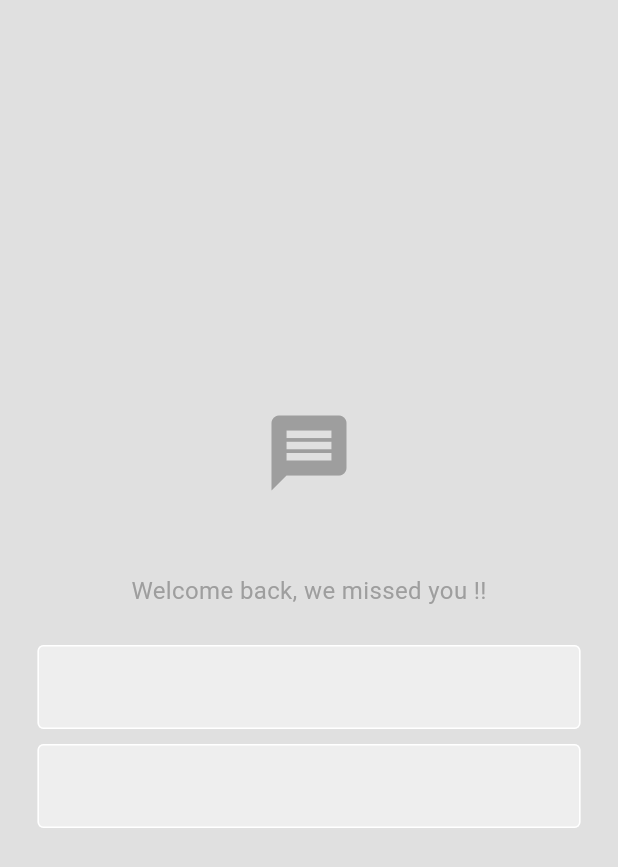
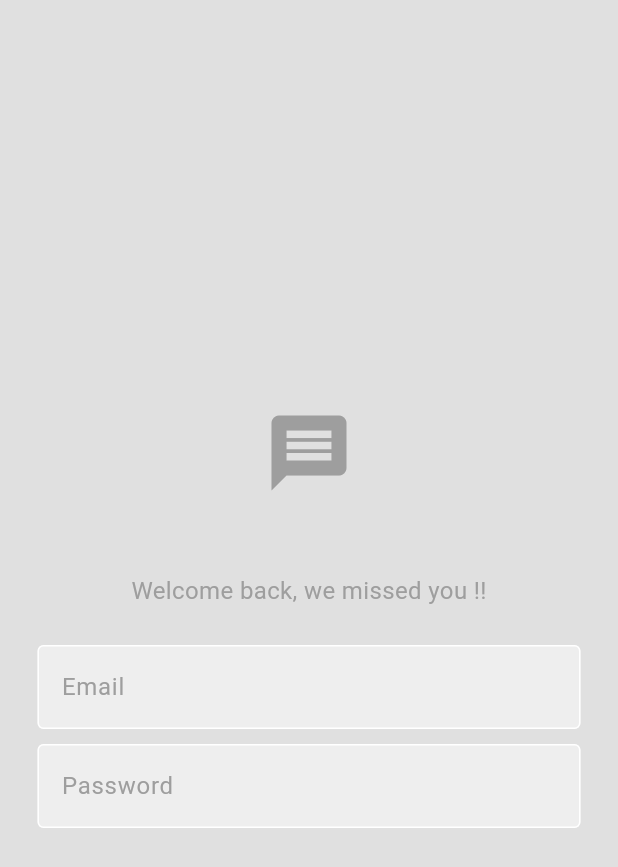
Before and after one commit to kanishkadz/Chat-App, a Flutter app: the screen it shows after launch, on a phone screen of 412 x 824 dp. Shown: the top 867 px of the screen. Run offline on Flutter 3.47's test engine with Material 3 defaults, Android fonts, the phone set to English and light mode, and no system bars.

Commit message:
Update my_textfield.dart

```diff
--- a/chat_app/lib/components/my_textfield.dart
+++ b/chat_app/lib/components/my_textfield.dart
@@ -18,7 +18,8 @@ class MyTextField extends StatelessWidget {
           ),
           fillColor: Theme.of(context).colorScheme.secondary,
           filled: true,
-          hintText: "",
+          hintText: hintText,
+          hintStyle: TextStyle(color: Theme.of(context).colorScheme.primary),
         ),
       ),
     );
```
